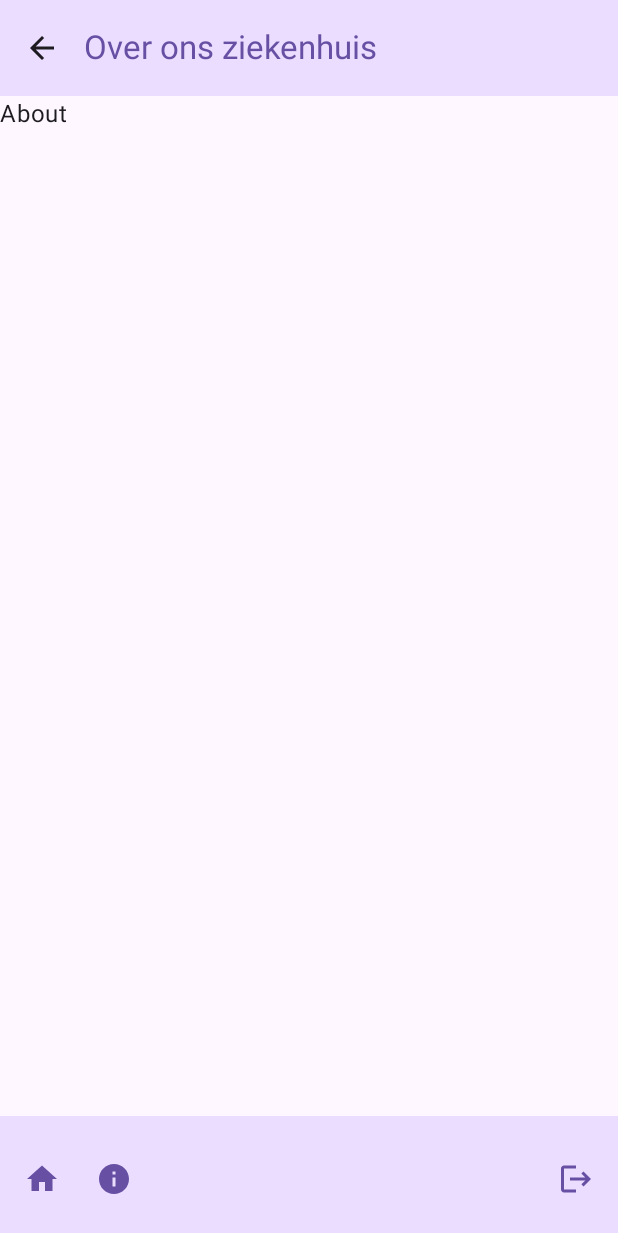
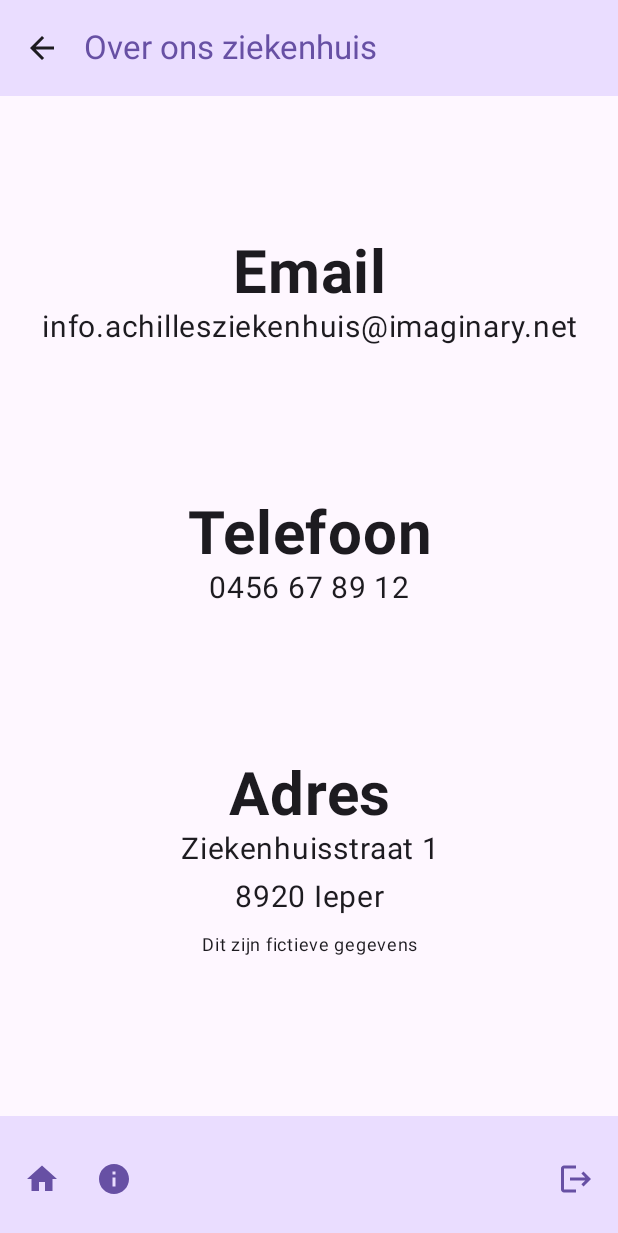
Before and after one commit to AchillesVan/AchillesZiekenhuisAndroid, an Android app built with Jetpack Compose: the AboutPage screen opened through its navigation route, on a phone screen of 412 x 824 dp. Shown: the top 1233 px of the screen. Run offline under Robolectric (Android 15) with nearby library versions, the phone set to English and light mode, and no system bars; libraries missing offline, so code that uses them is left out: com.auth0.android; 2 statements that could not run were skipped.

Commit message:
Added about page

```diff
--- a/app/src/main/java/com/example/achillesziekenhuis/ui/aboutPage/AboutPage.kt
+++ b/app/src/main/java/com/example/achillesziekenhuis/ui/aboutPage/AboutPage.kt
@@ -1,8 +1,18 @@
 package com.example.achillesziekenhuis.ui.aboutPage
 
+import androidx.compose.foundation.layout.Arrangement
+import androidx.compose.foundation.layout.Column
+import androidx.compose.foundation.layout.Row
+import androidx.compose.foundation.layout.fillMaxHeight
+import androidx.compose.foundation.layout.fillMaxWidth
+import androidx.compose.foundation.layout.padding
 import androidx.compose.material3.Text
 import androidx.compose.runtime.Composable
 import androidx.compose.ui.Modifier
+import androidx.compose.ui.text.font.FontWeight
+import androidx.compose.ui.text.style.TextAlign
+import androidx.compose.ui.unit.dp
+import androidx.compose.ui.unit.sp
 import com.example.achillesziekenhuis.ui.ZiekenhuisScaffold
 
 /**
@@ -26,8 +36,118 @@ fun AboutPage(
         goToAbout = goToAbout,
         goToLogin = goToLogin,
     ) {
-        Text(
-            text = "About",
-        )
+        Column(
+            modifier = Modifier
+                .fillMaxWidth()
+                .fillMaxHeight(),
+            verticalArrangement = Arrangement.SpaceEvenly
+        ) {
+            Column {
+                Row(modifier = Modifier
+                    .fillMaxWidth(),
+                    horizontalArrangement = Arrangement.Center
+                ) {
+                    Text(
+                        text = "Email",
+                        modifier = Modifier
+                            .fillMaxWidth(),
+                        fontWeight = FontWeight.Bold,
+                        fontSize = 40.sp,
+                        textAlign = TextAlign.Center,
+                    )
+                }
+                Row(modifier = Modifier
+                    .fillMaxWidth()
+                ) {
+                    Text(
+                        text = "info.achillesziekenhuis@imaginary.net",
+                        modifier = Modifier
+                            .fillMaxWidth()
+                            .padding(bottom = 8.dp),
+                        fontSize = 20.sp,
+                        textAlign = TextAlign.Center,
+                    )
+                }
+            }
+            Column {
+                Row(modifier = Modifier
+                    .fillMaxWidth(),
+                    horizontalArrangement = Arrangement.Center
+                ) {
+                    Text(
+                        text = "Telefoon",
+                        modifier = Modifier
+                            .fillMaxWidth(),
+                        fontWeight = FontWeight.Bold,
+                        fontSize = 40.sp,
+                        textAlign = TextAlign.Center,
+                    )
+                }
+                Row(modifier = Modifier
+                    .fillMaxWidth()
+                ) {
+                    Text(
+                        text = "0456 67 89 12",
+                        modifier = Modifier
+                            .fillMaxWidth()
+                            .padding(bottom = 8.dp),
+                        fontSize = 20.sp,
+                        textAlign = TextAlign.Center,
+                    )
+                }
+            }
+            Column {
+                Row(modifier = Modifier
+                    .fillMaxWidth(),
+                    horizontalArrangement = Arrangement.Center
+                ) {
+                    Text(
+                        text = "Adres",
+                        modifier = Modifier
+                            .fillMaxWidth(),
+                        fontWeight = FontWeight.Bold,
+                        fontSize = 40.sp,
+                        textAlign = TextAlign.Center,
+                    )
+                }
+                Row(modifier = Modifier
+                    .fillMaxWidth()
+                ) {
+                    Text(
+                        text = "Ziekenhuisstraat 1",
+                        modifier = Modifier
+                            .fillMaxWidth()
+                            .padding(bottom = 8.dp),
+                        fontSize = 20.sp,
+                        textAlign = TextAlign.Center,
+                    )
+                }
+                Row(modifier = Modifier
+                    .fillMaxWidth()
+                ) {
+                    Text(
+                        text = "8920 Ieper",
+                        modifier = Modifier
+                            .fillMaxWidth()
+                            .padding(bottom = 8.dp),
+                        fontSize = 20.sp,
+                        textAlign = TextAlign.Center,
+                    )
+                }
+                Row(modifier = Modifier
+                    .fillMaxWidth()
+                ) {
+                    Text(
+                        text = "Dit zijn fictieve gegevens",
+                        modifier = Modifier
+                            .fillMaxWidth()
+                            .padding(bottom = 8.dp),
+                        fontSize = 12.sp,
+                        textAlign = TextAlign.Center,
+                    )
+                }
+            }
+
+        }
     }
 }
```
